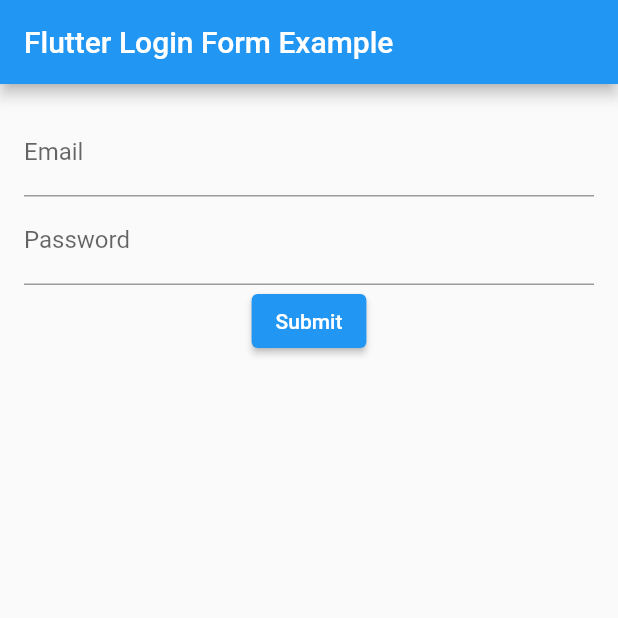
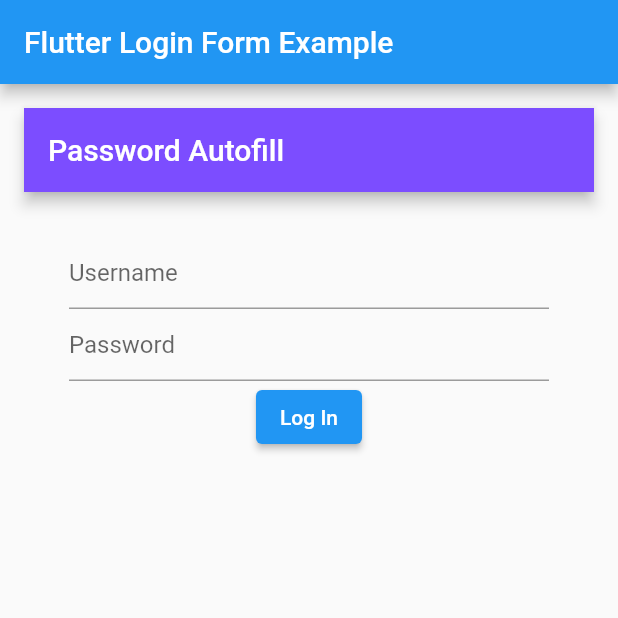
Before and after one commit to DevinDow/Flutter-login, a Flutter app: the screen it shows after launch, on a phone screen of 412 x 824 dp, the top half of it. Run offline on Flutter 3.47's test engine with Material 2 defaults, Android fonts, the phone set to English and light mode, and no system bars; our stand-ins replace email_validator, flutter_bloc.

Commit message:
https://www.fluttercampus.com/guide/379/autofill-username-password/

```diff
--- a/lib/login_form.dart
+++ b/lib/login_form.dart
@@ -1,4 +1,5 @@
 import 'package:flutter/material.dart';
+import 'package:flutter/services.dart';
 import 'package:flutter_bloc/flutter_bloc.dart';
 import 'package:email_validator/email_validator.dart';
 
@@ -16,45 +17,53 @@ class _LoginFormState extends State<LoginForm> {
 
   @override
   Widget build(BuildContext context) {
-    return Form(
-      key: _formKey,
+    return Scaffold(
+      appBar: AppBar(
+        title: Text("Password Autofill"),
+        backgroundColor: Colors.deepPurpleAccent,
+      ),
+      body: Container(
+        padding: EdgeInsets.all(30),
+        child: AutofillGroup(
             child: Column(
-        children: <Widget>[
-          TextFormField(
-            decoration: const InputDecoration(labelText: 'Email'),
-            keyboardType: TextInputType.emailAddress,
-            onChanged: (value) => setState(() => _email = value.trim()),
-            validator: (value) {
-              if (value == null || value.isEmpty) {
-                return 'Please enter your email';
-              } else if (!EmailValidator.validate(value)) {
-                return 'Please enter a valid email';
-              }
-              return null;
-            },
+          children: [
+            const TextField(
+              autofillHints: [AutofillHints.username],
+              decoration: InputDecoration(hintText: "Username"),
             ),
-          TextFormField(
-            decoration: const InputDecoration(labelText: 'Password'),
+            const TextField(
               obscureText: true,
-            onChanged: (value) => setState(() => _password = value.trim()),
-            validator: (value) {
-              if (value == null || value.isEmpty) {
-                return 'Please enter your password';
-              }
-              return null;
-            },
+              autofillHints: [AutofillHints.password],
+              decoration: InputDecoration(hintText: "Password"),
             ),
             ElevatedButton(
                 onPressed: () {
-              if (_formKey.currentState!.validate()) {
-                // Process login data
-                print('Email: $_email, Password: $_password');
-              }
+                  //--- trigger Password Save
+                  TextInput.finishAutofillContext();
+
+                  //--- OR ----
+                  Navigator.pushReplacement(context,
+                      MaterialPageRoute(builder: (context) {
+                    return Panel();
+                  }));
                 },
-            child: const Text('Submit'),
-          ),
+                child: const Text("Log In"))
           ],
+        )),
       ),
     );
   }
 }
+
+class Panel extends StatelessWidget {
+  const Panel({super.key});
+
+  @override
+  Widget build(BuildContext context) {
+    return Scaffold(
+      appBar: AppBar(
+        title: const Text("Admin Panel"),
+      ),
+    );
+  }
+}
```
Lines whose indentation alone changed are shown as unchanged.
